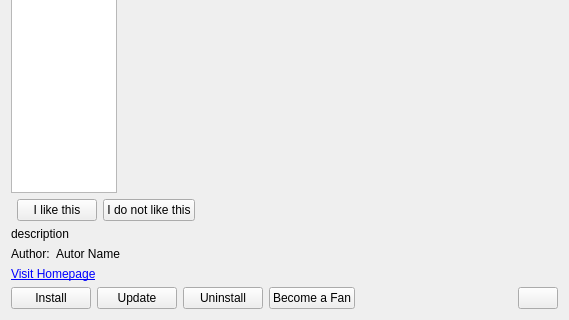
First picture: the form in knewstuff/knewstuff3/ui/entrydetailsdialog.ui, repository KDE/kdelibs, before the edit; both pictures show x 0 to 569 and y 159 to 479 of the 569 by 479 pixel window.
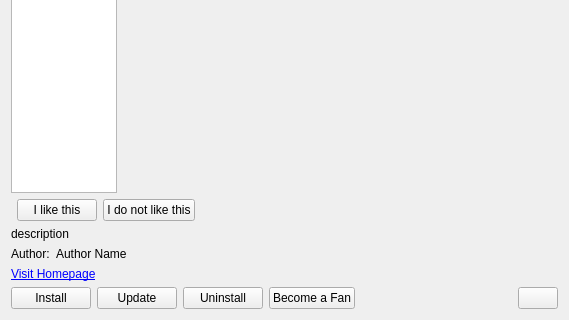
Second picture: the form after the edit. Custom widgets are drawn as their Qt base class.

The edit to the form file:
```diff
--- a/knewstuff/knewstuff3/ui/entrydetailsdialog.ui
+++ b/knewstuff/knewstuff3/ui/entrydetailsdialog.ui
@@ -177,7 +177,7 @@
         </sizepolicy>
        </property>
        <property name="text">
-        <string>Autor Name</string>
+        <string>Author Name</string>
        </property>
        <property name="openExternalLinks">
         <bool>true</bool>
```
